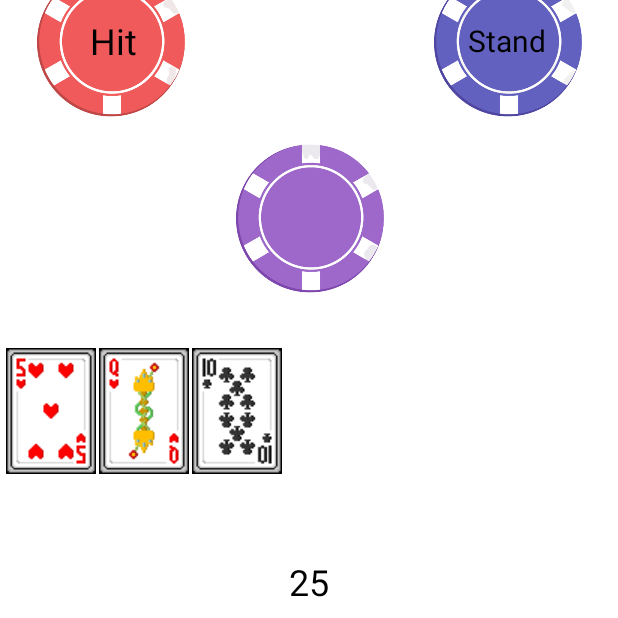
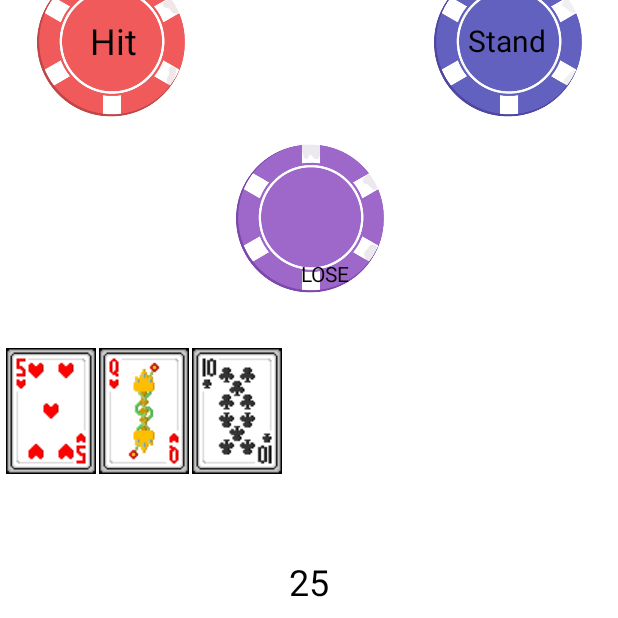
Before and after one commit to y0shK/WackyBlackjack, an Android app: the GameScreen screen opened directly, with no data from a screen before it, after a tap on an icon or button, on a phone screen of 412 x 824 dp, the part 618-1236 px from its top. Run offline under Robolectric (Android 15) with nearby library versions, the phone set to English and light mode, and no system bars.

Commit message:
set win/lose/tie text, make button unpressable on game over, and implement automatic gameover on bust

```diff
--- a/app/src/main/java/com/example/power_upblackjack/GameScreen.java
+++ b/app/src/main/java/com/example/power_upblackjack/GameScreen.java
@@ -134,9 +134,32 @@ public class GameScreen extends AppCompatActivity {
 
                 // putting the check to see if the player is > 21 here ensures that any bust is caught immediately,
                 // not the next time a card is hit
+
+                // set the appropriate variables so that if a bust occurs,
+                // an automatic game over will also occur
+
+                ImageView blueChip = (ImageView) findViewById(R.id.bluePokerChipNoBg);
+                ImageView purpleChip = (ImageView) findViewById(R.id.purpleChipNoBg);
+                TextView gameCondition = new TextView(GameScreen.this);
+
                 if (getTextViewIntegerContents(textViewToChange) > 21) {
-                    System.out.println("lose");
+                    // if bust occurs,
+                    // game over and the player loses
+                    // experimentally defined
+                    gameCondition.setX((float) (purpleChip.getX() * 1.35));
+                    gameCondition.setY((float) (purpleChip.getY() * 1.17));
+                    gameCondition.setTextColor(getResources().getColor(R.color.black));
+                    gameCondition.setText(R.string.lose_string);
+                    cl.addView(gameCondition);
+
+                    // once stand is chosen,
+                    // the game is over one way or another
+                    // https://stackoverflow.com/questions/9144215/how-to-make-a-button-press-once-and-then-not-pressable-anymore
+                    blueChip.setEnabled(false);
+                    redChip.setEnabled(false);
                 }
+
+                //gameCondition.add
 
             }
 
@@ -216,14 +239,12 @@ public class GameScreen extends AppCompatActivity {
                 TextView gameCondition = new TextView(GameScreen.this);
                 ImageView purpleChip = (ImageView) findViewById(R.id.purpleChipNoBg);
 
-                if (finalPlayerCount > 21 && finalDealerCount > 21) {
-                    gameCondition.setText(R.string.tie_string);
+                if (finalPlayerCount > 21) {
+                    // if the player busts, regardless of the dealer's hand, the player loses
+                    gameCondition.setText(R.string.lose_string);
                 }
                 else if (finalPlayerCount <= 21 && finalDealerCount > 21) {
                     gameCondition.setText(R.string.win_string);
-                }
-                else if (finalPlayerCount > 21 && finalDealerCount <= 21) {
-                    gameCondition.setText(R.string.lose_string);
                 }
                 else { // nobody busted
                     if (finalPlayerCount > finalDealerCount) {
@@ -237,9 +258,17 @@ public class GameScreen extends AppCompatActivity {
                     }
                 }
 
-                gameCondition.setX(purpleChip.getX());
-                gameCondition.setY(purpleChip.getY());
+                // experimentally defined
+                gameCondition.setX((float) (purpleChip.getX() * 1.35));
+                gameCondition.setY((float) (purpleChip.getY() * 1.17));
+                gameCondition.setTextColor(getResources().getColor(R.color.black));
                 cl.addView(gameCondition);
+
+                // once stand is chosen,
+                // the game is over one way or another
+                // https://stackoverflow.com/questions/9144215/how-to-make-a-button-press-once-and-then-not-pressable-anymore
+                blueChip.setEnabled(false);
+                redChip.setEnabled(false);
 
             }
         });
```
